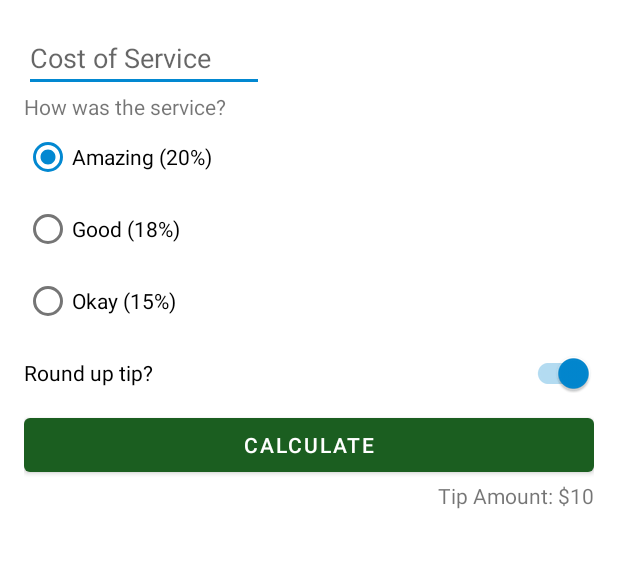
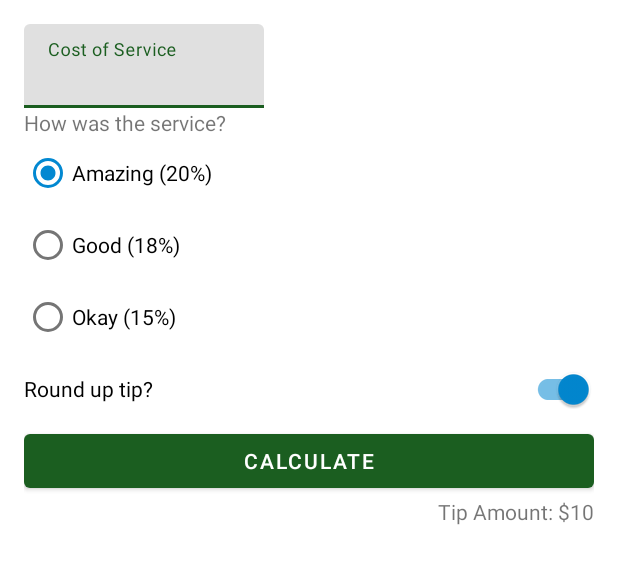
Before and after one commit to LuanadeSouza/Tip-Time, an Android app: the layout activity_main.xml on its own in the app's theme, with its tools: preview values and no code run, on a phone screen of 412 x 824 dp. Shown: the top 564 px of the screen. Run offline under Robolectric (Android 15) with nearby library versions, the phone set to English and light mode, and no system bars.

Commit message:
Add Material Components

```diff
--- a/app/src/main/java/br/com/luanadev/tiptime/MainActivity.kt
+++ b/app/src/main/java/br/com/luanadev/tiptime/MainActivity.kt
@@ -17,7 +17,7 @@ class MainActivity : AppCompatActivity() {
     }
 
     private fun calculateTip() {
-        val stringInTextField = binding.costOfService.text.toString()
+        val stringInTextField = binding.costOfServiceEditText.text.toString()
         val cost = stringInTextField.toDoubleOrNull()
         if (cost == null || cost == 0.0) {
             displayTip(0.0)
--- a/app/src/main/res/layout/activity_main.xml
+++ b/app/src/main/res/layout/activity_main.xml
@@ -7,14 +7,20 @@
     android:padding="16dp"
     tools:context=".MainActivity">
 
-    <EditText
+    <com.google.android.material.textfield.TextInputLayout
         android:id="@+id/cost_of_service"
         android:layout_width="160dp"
         android:layout_height="wrap_content"
         android:hint="@string/cost_of_service"
-        android:inputType="numberDecimal"
         app:layout_constraintStart_toStartOf="parent"
-        app:layout_constraintTop_toTopOf="parent" />
+        app:layout_constraintTop_toTopOf="parent">
+
+        <com.google.android.material.textfield.TextInputEditText
+            android:id="@+id/cost_of_service_edit_text"
+            android:layout_width="match_parent"
+            android:layout_height="wrap_content"
+            android:inputType="numberDecimal"/>
+    </com.google.android.material.textfield.TextInputLayout>
 
     <TextView
         android:id="@+id/service_question"
@@ -52,7 +58,7 @@
             android:text="@string/ok_service" />
     </RadioGroup>
 
-    <androidx.appcompat.widget.SwitchCompat
+    <com.google.android.material.switchmaterial.SwitchMaterial
         android:id="@+id/round_up_switch"
         android:layout_width="0dp"
         android:layout_height="wrap_content"
```
